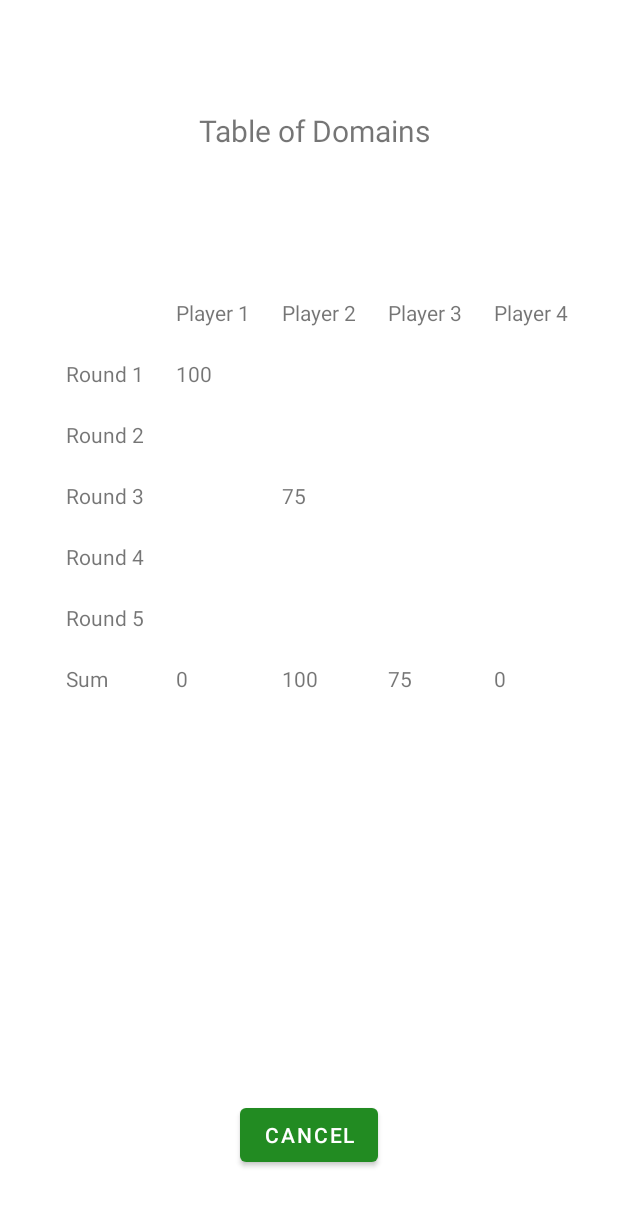
After one commit to SE2-Gruppe-IV-DO2/FrontEnd, an Android app: the PointsView screen opened directly, with no data from a screen before it, on a phone screen of 412 x 824 dp. The commit adds this screen. Shown: the top 1206 px of the screen. Run offline under Robolectric (Android 15) with nearby library versions, the phone set to English and light mode, and no system bars.

Commit message:
#11-Punkte-Übersicht
Not ready, but to work on different devices

```diff
--- a/app/src/main/AndroidManifest.xml
+++ b/app/src/main/AndroidManifest.xml
@@ -15,6 +15,9 @@
         android:theme="@style/Theme.WebSocketDemoApp"
         android:usesCleartextTraffic="true"
         tools:targetApi="31">
+        <activity
+            android:name=".activities.PointsView"
+            android:exported="false" />
         <activity
             android:name=".activities.Tutorial"
             android:exported="false" />
@@ -36,4 +39,5 @@
             </intent-filter>
         </activity>
     </application>
+
 </manifest>
--- a/app/src/main/java/at/aau/serg/websocketdemoapp/activities/LobbyRoom.java
+++ b/app/src/main/java/at/aau/serg/websocketdemoapp/activities/LobbyRoom.java
@@ -29,19 +29,30 @@ public class LobbyRoom extends AppCompatActivity {
             return insets;
         });
         Button cancelButton = findViewById(R.id.buttonBreak);
+        Button startButton = findViewById(R.id.buttonStart);
 
         participants = findViewById(R.id.participants);
         lobbyRoomService = new LobbyRoomService(this, LobbyRoom.this);
         lobbyRoomService.onCreation();
         cancelButton.setOnClickListener(v -> backButtonClicked());
+        startButton.setOnClickListener(v -> startButtonClicked());
     }
 
     public void backButtonClicked() {
         lobbyRoomService.backButtonClicked();
     }
 
-    public void changeToStartActivity() {
+    public void startButtonClicked() {
+        lobbyRoomService.startButtonClicked();
+    }
+
+    public void changeToMainActivity() {
         Intent intent = new Intent(LobbyRoom.this, MainActivity.class);
         startActivity(intent);
     }
+
+    public void changeToGameActivity() {
+        Intent intent = new Intent(LobbyRoom.this, PointsView.class);
+        startActivity(intent);
+    }
 }
--- /dev/null
+++ b/app/src/main/java/at/aau/serg/websocketdemoapp/activities/PointsView.java
@@ -0,0 +1,89 @@
+package at.aau.serg.websocketdemoapp.activities;
+
+import android.os.Bundle;
+import android.widget.TableLayout;
+import android.widget.TableRow;
+import android.widget.TextView;
+
+import androidx.activity.EdgeToEdge;
+import androidx.appcompat.app.AppCompatActivity;
+import androidx.core.graphics.Insets;
+import androidx.core.view.ViewCompat;
+import androidx.core.view.WindowInsetsCompat;
+
+import at.aau.serg.websocketdemoapp.R;
+
+public class PointsView extends AppCompatActivity {
+    private int[][] pointsArray;
+    private TextView[][] pointsTextViews;
+    private TextView[] sumViews;
+
+    @Override
+    protected void onCreate(Bundle savedInstanceState) {
+        super.onCreate(savedInstanceState);
+        EdgeToEdge.enable(this);
+        setContentView(R.layout.activity_points_view);
+        ViewCompat.setOnApplyWindowInsetsListener(findViewById(R.id.main), (v, insets) -> {
+            Insets systemBars = insets.getInsets(WindowInsetsCompat.Type.systemBars());
+            v.setPadding(systemBars.left, systemBars.top, systemBars.right, systemBars.bottom);
+            return insets;
+        });
+        pointsArray = new int[5][5];
+        pointsTextViews = new TextView[5][4];
+        sumViews =  new TextView[4];
+        TableLayout tableLayout = findViewById(R.id.tableLayout);
+
+        TableRow headerRow = new TableRow(this);
+        headerRow.addView(createTextView(""));
+        for (int player = 1; player <= 4; player++) {
+            headerRow.addView(createTextView("Player " + player));
+        }
+        tableLayout.addView(headerRow);
+
+        for (int round = 0; round < 5; round++) {
+            TableRow roundRow = new TableRow(this);
+            roundRow.addView(createTextView("Round " + (round + 1)));
+            for (int player = 0; player < 4; player++) {
+                roundRow.addView(createTextView(""));
+                pointsTextViews[round][player]  = (TextView) roundRow.getVirtualChildAt(player);
+            }
+            tableLayout.addView(roundRow);
+        }
+        TableRow sumRow = new TableRow(this);
+        sumRow.addView(createTextView("Sum "));
+        for(int player = 0; player < 4; player++) {
+            sumRow.addView(createTextView(""));
+            sumViews[player] = (TextView) sumRow.getVirtualChildAt(player + 1);
+        }
+
+        tableLayout.addView(sumRow);
+        setPoints(1, 1, 100);
+        setPoints(3, 2, 75);
+        calcSum();
+    }
+
+    private TextView createTextView(String text) {
+        TextView textView = new TextView(this);
+        textView.setText(text);
+        textView.setPadding(16, 16, 16, 16);
+        return textView;
+    }
+
+    private void setPoints(int round, int player, int points) {
+        pointsArray[round][player] = points;
+        TextView textView = pointsTextViews[round - 1][player];
+        textView.setText(String.valueOf(points));
+    }
+
+    private void calcSum() {
+        for(int player = 0; player < 4; player++) {
+            int sum = 0;
+            for(int round = 0; round < 5; round++) {
+                int points = pointsArray[round][player];
+                sum += points;
+            }
+            TextView t = sumViews[player];
+            t.setText(String.valueOf(sum));
+        }
+    }
+}
--- a/app/src/main/java/at/aau/serg/websocketdemoapp/networking/StompHandler.java
+++ b/app/src/main/java/at/aau/serg/websocketdemoapp/networking/StompHandler.java
@@ -19,8 +19,8 @@ public class StompHandler {
     private final StompClient stompClient;
     private final Gson gson = new Gson();
     private static StompHandler instance;
-    private static final String TAG_Network = "Network";
-    private static final String TAG_Received = "Received";
+    private static final String TAG_NETWORK = "Network";
+    private static final String TAG_RECEIVED = "Received";
 
     public StompHandler() {
         stompClient = Stomp.over(Stomp.ConnectionProvider.OKHTTP,"ws://10.0.2.2:8080/websocket-example-broker");
@@ -39,19 +39,19 @@ public class StompHandler {
             switch (lifecycleEvent.getType()) {
 
                 case OPENED:
-                    Log.d(TAG_Network, "Stomp connection opened");
+                    Log.d(TAG_NETWORK, "Stomp connection opened");
                     break;
 
                 case ERROR:
-                    Log.e(TAG_Network, "Error", lifecycleEvent.getException());
+                    Log.e(TAG_NETWORK, "Error", lifecycleEvent.getException());
                     break;
 
                 case CLOSED:
-                    Log.d(TAG_Network, "Stomp connection closed");
+                    Log.d(TAG_NETWORK, "Stomp connection closed");
                     break;
 
                 case FAILED_SERVER_HEARTBEAT:
-                    Log.d(TAG_Network, "Stomp server heartbeat");
+                    Log.d(TAG_NETWORK, "Stomp server heartbeat");
                     break;
             }
         });
@@ -63,7 +63,7 @@ public class StompHandler {
                 stompClient.connect();
                 setLifecycle();
             } catch (Exception e) {
-                Log.e(TAG_Network, e.getMessage());
+                Log.e(TAG_NETWORK, e.getMessage());
             }
         }
     }
@@ -75,7 +75,7 @@ public class StompHandler {
         String jsonPayload = gson.toJson(payload);
 
         stompClient.topic("/topic/lobby-created").subscribe(topicMessage -> {
-            Log.d(TAG_Received, topicMessage.getPayload());
+            Log.d(TAG_RECEIVED, topicMessage.getPayload());
             String lobbyCode = extractData(topicMessage.getPayload());
             lobbyCodeCallback.accept(lobbyCode);
         });
@@ -95,7 +95,7 @@ public class StompHandler {
         String jsonPayload = gson.toJson(payload);
 
         stompClient.topic("/topic/lobby-joined").subscribe(topicMessage -> {
-            Log.d(TAG_Received, topicMessage.getPayload());
+            Log.d(TAG_RECEIVED, topicMessage.getPayload());
             String data = extractData(topicMessage.getPayload());
             dataCallback.accept(data);
         });
@@ -105,7 +105,7 @@ public class StompHandler {
 
     public void helloMessage(String message) {
         stompClient.topic("/topic/hello-response").subscribe(topicMessage ->
-                Log.d(TAG_Received, topicMessage.getPayload())
+                Log.d(TAG_RECEIVED, topicMessage.getPayload())
         );
 
         stompClient.send("/app/hello", message).subscribe();
@@ -116,7 +116,7 @@ public class StompHandler {
             try {
                 stompClient.disconnect();
             } catch (Exception e) {
-                Log.e(TAG_Network, e.getMessage());
+                Log.e(TAG_NETWORK, e.getMessage());
             }
         }
     }
--- a/app/src/main/java/at/aau/serg/websocketdemoapp/services/LobbyRoomService.java
+++ b/app/src/main/java/at/aau/serg/websocketdemoapp/services/LobbyRoomService.java
@@ -24,7 +24,11 @@ public class LobbyRoomService {
     }
 
     public void backButtonClicked() {
-        lobbyActivity.changeToStartActivity();
+        lobbyActivity.changeToMainActivity();
+    }
+
+    public void startButtonClicked() {
+        lobbyActivity.changeToGameActivity();
     }
 
     private void setPlayerName() {
--- /dev/null
+++ b/app/src/main/java/at/aau/serg/websocketdemoapp/services/PointsViewService.java
@@ -0,0 +1,5 @@
+package at.aau.serg.websocketdemoapp.services;
+
+public class PointsViewService {
+
+}
--- /dev/null
+++ b/app/src/main/res/layout/activity_points_view.xml
@@ -0,0 +1,54 @@
+<?xml version="1.0" encoding="utf-8"?>
+<androidx.constraintlayout.widget.ConstraintLayout xmlns:android="http://schemas.android.com/apk/res/android"
+    xmlns:app="http://schemas.android.com/apk/res-auto"
+    xmlns:tools="http://schemas.android.com/tools"
+    android:id="@+id/main"
+    android:layout_width="match_parent"
+    android:layout_height="match_parent"
+    tools:context=".activities.PointsView">
+
+    <Button
+        android:id="@+id/buttonBreak"
+        android:layout_width="wrap_content"
+        android:layout_height="wrap_content"
+        android:layout_marginStart="143dp"
+        android:layout_marginTop="35dp"
+        android:layout_marginEnd="144dp"
+        android:layout_marginBottom="19dp"
+        android:text="@string/cancel"
+        app:layout_constraintBottom_toBottomOf="parent"
+        app:layout_constraintEnd_toEndOf="parent"
+        app:layout_constraintHorizontal_bias="0.516"
+        app:layout_constraintStart_toStartOf="parent"
+        app:layout_constraintTop_toBottomOf="@+id/tableLayout" />
+
+    <TextView
+        android:id="@+id/pointAcitivtyHeader"
+        android:layout_width="294dp"
+        android:layout_height="30dp"
+        android:layout_marginStart="62dp"
+        android:layout_marginTop="49dp"
+        android:layout_marginEnd="55dp"
+        android:layout_marginBottom="50dp"
+        android:text="@string/tafel_der_dom_nen"
+        android:textAlignment="center"
+        android:textSize="20sp"
+        app:layout_constraintBottom_toTopOf="@+id/tableLayout"
+        app:layout_constraintEnd_toEndOf="parent"
+        app:layout_constraintStart_toStartOf="parent"
+        app:layout_constraintTop_toTopOf="parent" />
+
+    <TableLayout
+        android:id="@+id/tableLayout"
+        android:layout_width="348dp"
+        android:layout_height="475dp"
+        android:layout_marginStart="62dp"
+        android:layout_marginTop="10dp"
+        android:layout_marginEnd="59dp"
+        android:layout_marginBottom="10dp"
+        app:layout_constraintBottom_toTopOf="@+id/buttonBreak"
+        app:layout_constraintEnd_toEndOf="parent"
+        app:layout_constraintStart_toStartOf="parent"
+        app:layout_constraintTop_toBottomOf="@+id/pointAcitivtyHeader" />
+
+</androidx.constraintlayout.widget.ConstraintLayout>
--- a/app/src/main/res/values/strings.xml
+++ b/app/src/main/res/values/strings.xml
@@ -21,4 +21,6 @@
     <string name="tutorial3" translatable="false">tutorial3</string>
     <string name="tutorial4" translatable="false">tutorial4</string>
     <string name="tutorial2" translatable="false">tutorial2</string>
+    <string name="back">Back</string>
+    <string name="tafel_der_dom_nen">Table of Domains</string>
 </resources>
```
Also changed, not shown: 2 other files.
